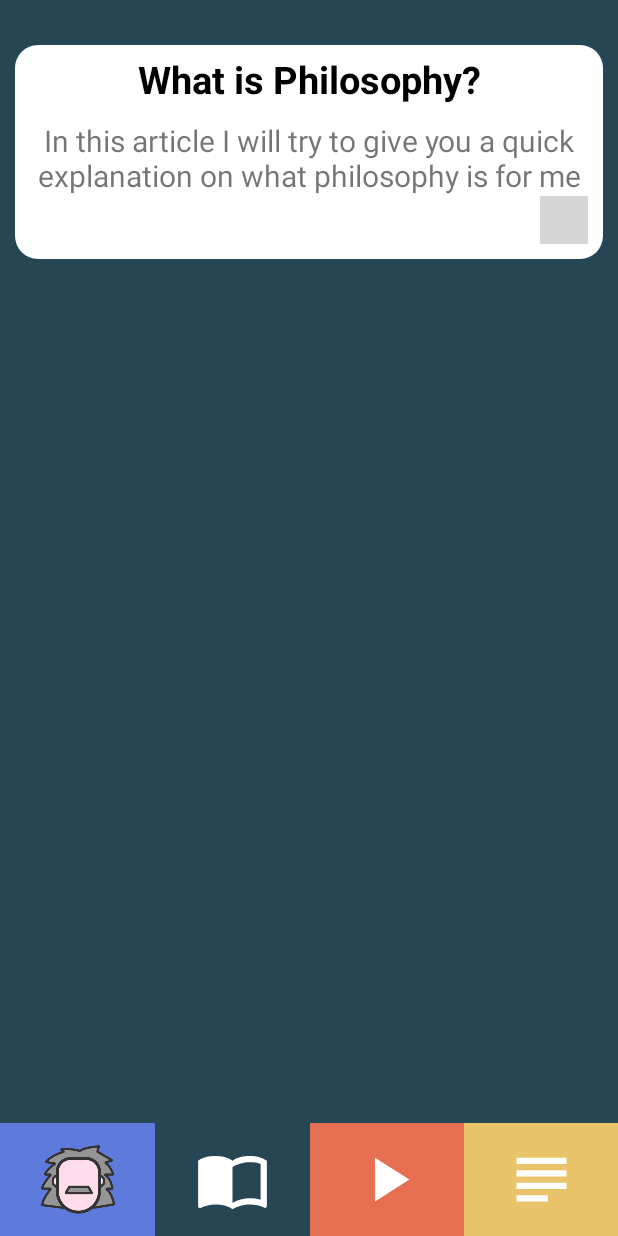
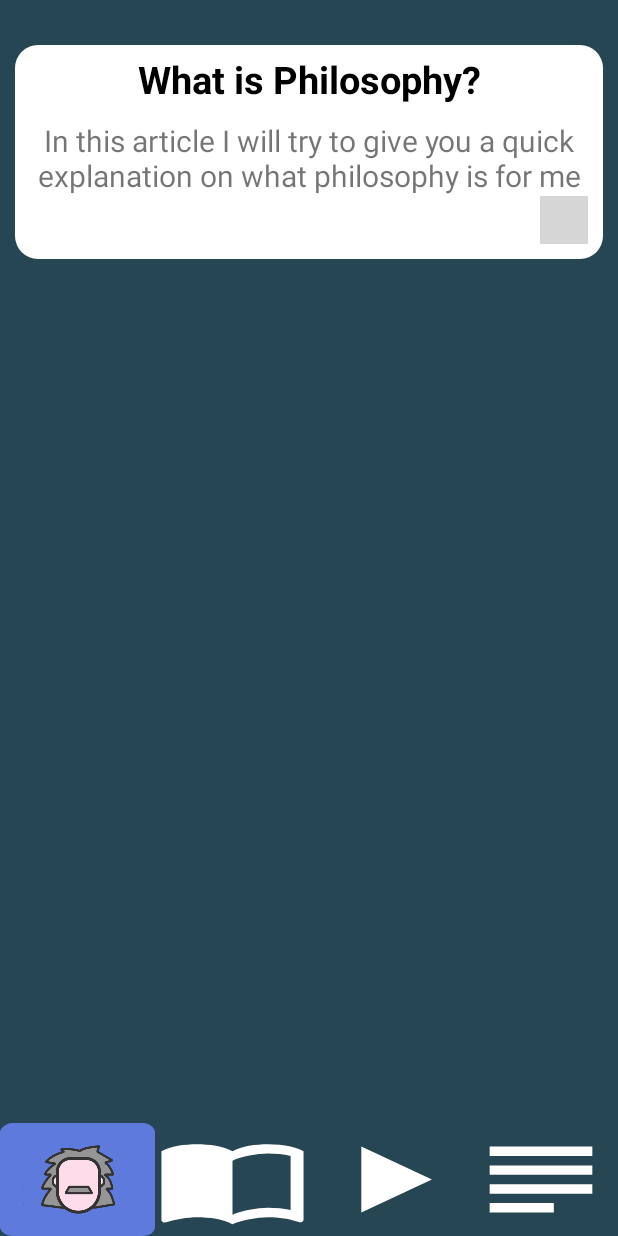
Before and after one commit to PedroVictorCoding/einstein2, an Android app: the ArticleActivity screen opened directly, with no data from a screen before it, on a phone screen of 412 x 824 dp. Run offline under Robolectric (Android 15) with nearby library versions, the phone set to English and light mode, and no system bars; libraries missing offline, so code that uses them is left out: com.robertlevonyan.views; plain views replace Chip; 2 statements that could not run were skipped; grey boxes are pictures that could not be loaded.

Commit message:
Updated Navigation - Bottom

```diff
--- a/app/src/main/res/layout/activity_article.xml
+++ b/app/src/main/res/layout/activity_article.xml
@@ -124,19 +124,21 @@
 
     <LinearLayout
         android:layout_width="match_parent"
-            android:layout_height="match_parent"
+        android:layout_gravity="bottom"
+        android:layout_height="75dp"
+        android:background="@color/SeriousBlue"
         android:orientation="horizontal">
 
 
         <ImageButton
-                    android:layout_gravity="bottom"
             android:id="@+id/btn4"
             android:layout_width="match_parent"
+            android:layout_height="75dp"
+            android:layout_gravity="bottom"
+            android:layout_weight="1"
+            android:background="@mipmap/ic_launcher"
+            android:contentDescription="@string/TODO"
             android:src="@mipmap/ic_launcher"
-                    android:layout_height="75dp"
-                    android:layout_weight="1"
-                    android:background="@color/blue"
-                    android:contentDescription="@string/TODO"
             android:text="@string/einsteinOwl"
             android:textColor="@android:color/white"
             android:textSize="20sp"
@@ -145,17 +147,17 @@
 
         <FrameLayout
             android:layout_width="match_parent"
-                android:layout_weight="1"
+            android:layout_height="75dp"
             android:layout_gravity="bottom"
-                android:layout_height="75dp">
+            android:layout_weight="1">
+
             <ImageButton
-                    android:layout_gravity="center"
                 android:id="@+id/btn3"
                 android:layout_width="match_parent"
                 android:layout_height="75dp"
-                    android:background="@color/SeriousBlue"
-                    android:src="@drawable/ic_import_contacts_black_24dp"
+                android:layout_gravity="center"
                 android:contentDescription="@string/TODO"
+                android:background="@drawable/ic_import_contacts_black_24dp"
                 android:text="@string/Articles"
                 android:textColor="@android:color/white"
                 android:textSize="20sp"
@@ -169,25 +171,22 @@
             android:layout_height="75dp"
             android:layout_gravity="bottom"
             android:layout_weight="1"
-                android:background="@color/lightRedOchre"
             android:contentDescription="@string/TODO"
+            android:background="@drawable/ic_play_arrow_black_24dp"
             android:text="@string/knowledge_vids"
-                android:src="@drawable/ic_play_arrow_black_24dp"
-
             android:textColor="@android:color/white"
             android:textSize="20sp"
             android:textStyle="bold"
             tools:ignore="ButtonStyle" />
 
         <ImageButton
-                android:layout_gravity="bottom"
             android:id="@+id/btn2"
             android:layout_width="match_parent"
             android:layout_height="75dp"
+            android:layout_gravity="bottom"
             android:layout_weight="1"
-                android:src="@drawable/ic_subject_black_24dp"
-                android:background="@color/hansaYellow"
             android:contentDescription="@string/TODO"
+            android:background="@drawable/ic_subject_black_24dp"
             android:text="@string/vocabulary"
             android:textColor="@android:color/white"
             android:textSize="20sp"
```
Also changed, not shown: app/src/main/res/layout/activity_article_view.xml (+5 -8 lines), app/src/main/res/layout/activity_owl.xml (+5 -8 lines), app/src/main/res/layout/activity_youtube_einstein_player.xml (+6 -8 lines). Lines whose indentation alone changed are shown as unchanged.
